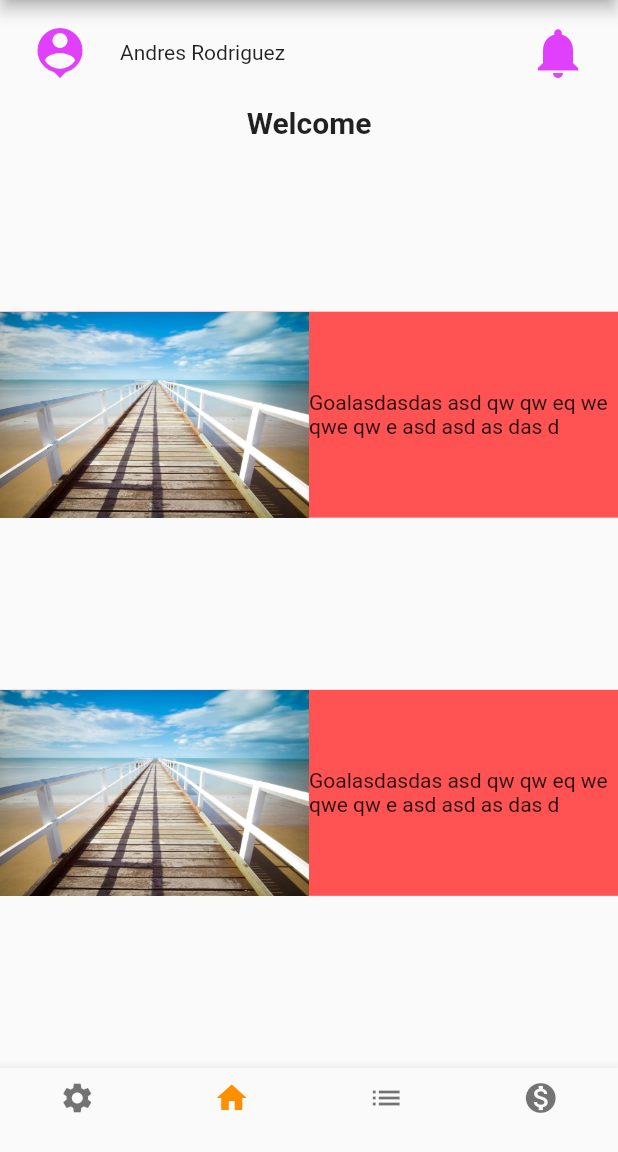
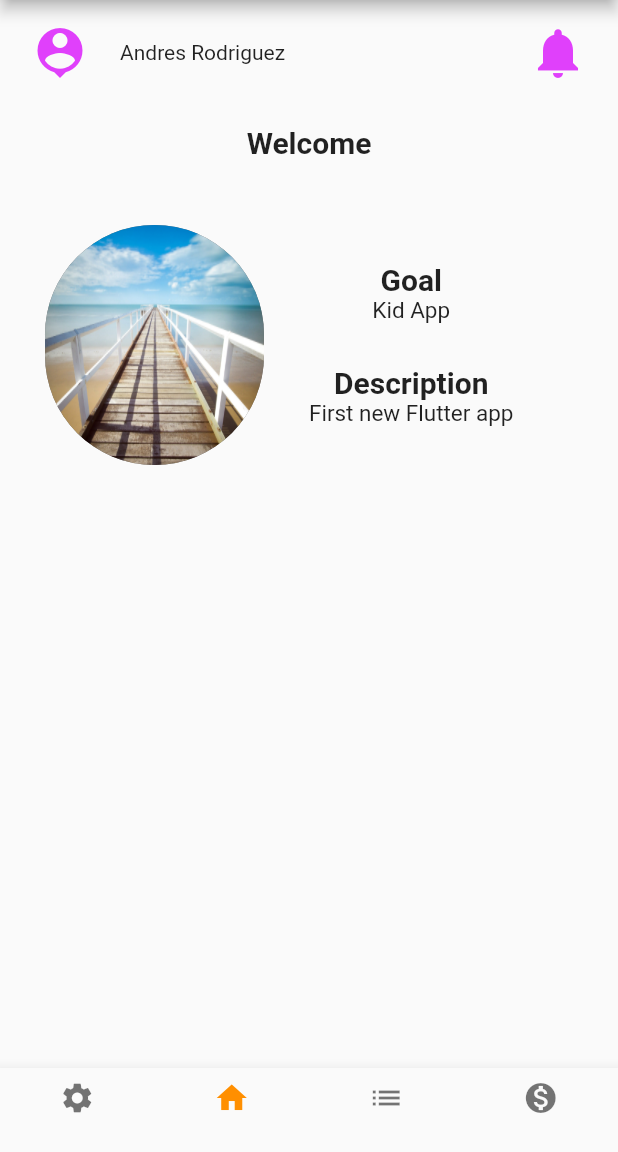
Before and after one commit to arodrigueze/Flutter-Fundamentals, a Flutter app: the screen it shows after launch, on a phone screen of 412 x 824 dp, the part 84-1236 px from its top. Run offline on Flutter 3.47's test engine with Material 2 defaults, Android fonts, the phone set to English and light mode, and no system bars.

Commit message:
fix image and add goal data

```diff
--- a/tutorial1/lib/state/goal.state.dart
+++ b/tutorial1/lib/state/goal.state.dart
@@ -9,9 +9,9 @@ class GoalsState extends ChangeNotifier {
   Goal _favorite;
 
   List<Goal> get goals => _goals;
-  //Goal get favoriteGoal => _favorite;
-  String get favoriteGoal =>
-      '${_favorite.id} ${_favorite.name} ${_favorite.description} ${_favorite.price} ${_favorite.favorite}';
+  Goal get favoriteGoal => _favorite;
+  //String get favoriteGoal =>
+  //    '${_favorite.id} ${_favorite.name} ${_favorite.description} ${_favorite.price} ${_favorite.favorite}';
 
   GoalsState() {
     this.add(_currentGoal);
--- a/tutorial1/lib/views/mainViewChilds/home.dart
+++ b/tutorial1/lib/views/mainViewChilds/home.dart
@@ -10,27 +10,19 @@ class Home extends StatelessWidget {
       children: <Widget>[
         HomeHeader(),
         Container(
-          child: Text(
-            'Welcome',
-             style: TextStyle(fontWeight: FontWeight.bold, fontSize: 20)),
-        ),
+            height: 50,
+            child: Center(
+              child: Text('Welcome',
+                  style: TextStyle(fontWeight: FontWeight.bold, fontSize: 20)),
+            )),
         Flexible(
-          flex: 1,
-          child: Column(
-            mainAxisSize: MainAxisSize.max,
-            mainAxisAlignment: MainAxisAlignment.spaceEvenly,
-            children: <Widget>[
-              Flexible(
-                flex: 2,
-                child: FavoriteView(),
+            flex: 1,
+            child: Container(
+              child: Column(
+                mainAxisAlignment: MainAxisAlignment.start,
+                children: <Widget>[FavoriteView()],
               ),
-              Flexible(
-                flex: 1,
-                child: FavoriteView(),
-              )
-            ],
-          ),
-        )
+            ))
       ],
     );
   }
--- a/tutorial1/lib/views/mainViewChilds/homeChilds/favorite.dart
+++ b/tutorial1/lib/views/mainViewChilds/homeChilds/favorite.dart
@@ -11,27 +11,37 @@ class FavoriteView extends StatelessWidget {
     BuildContext context,
   ) {
     return Flexible(
-      flex: 1,
-      child: Image.asset('assets/images/defaultGoal.jpg', fit: BoxFit.fitWidth),
-      //AssetImage('assets/images/defaultGoal.jpg')
-      /* child: Container(
-         decoration: BoxDecoration(
-           shape: BoxShape.circle,
-           image: DecorationImage(
-             image: AssetImage('assets/images/defaultGoal.jpg')
-           )
-         )
-       )*/
-    );
+        flex: 1,
+        child: Container(
+          margin: EdgeInsets.all(30),
+          decoration: BoxDecoration(
+              color: Colors.black54,
+              borderRadius: BorderRadius.circular(1050),
+              image: DecorationImage(
+                  image: AssetImage('assets/images/defaultGoal.jpg'),
+                  fit: BoxFit.fill)),
+        ));
   }
 
   Widget _getFavoriteGoalData(BuildContext context) {
     var goalsState = Provider.of<GoalsState>(context);
-    print(goalsState.favoriteGoal);
-
     return Flexible(
         flex: 1,
-        child: Text('Goalasdasdas asd qw qw eq we qwe qw e asd asd as das d'));
+        child: Container(
+          margin: EdgeInsets.only(right: 10),
+          child: Column(
+            children: <Widget>[
+              Spacer(flex: 2,),
+              Text('Goal', style: TextStyle(fontWeight: FontWeight.bold, fontSize: 20 )),
+              Text(goalsState.favoriteGoal.name, style: TextStyle(fontWeight: FontWeight.normal, fontSize: 15)),
+              Spacer(flex: 1,),
+              Text('Description', style: TextStyle(fontWeight: FontWeight.bold, fontSize: 20)),
+              Text(goalsState.favoriteGoal.description, style: TextStyle(fontWeight: FontWeight.normal, fontSize: 15)),
+              Spacer(flex: 2,),
+
+            ],
+          ),
+        ));
   }
 
   @override
@@ -40,10 +50,9 @@ class FavoriteView extends StatelessWidget {
     //var goalsState = Provider.of<GoalsState>(context);
 
     return Container(
-      color: Colors.redAccent,
+      height: 220,
       child: Row(
-        mainAxisSize: MainAxisSize.max,
-        mainAxisAlignment: MainAxisAlignment.spaceEvenly,
+        mainAxisAlignment: MainAxisAlignment.start,
         children: <Widget>[
           _getFavoriteGoalImage(context),
           _getFavoriteGoalData(context),
```
